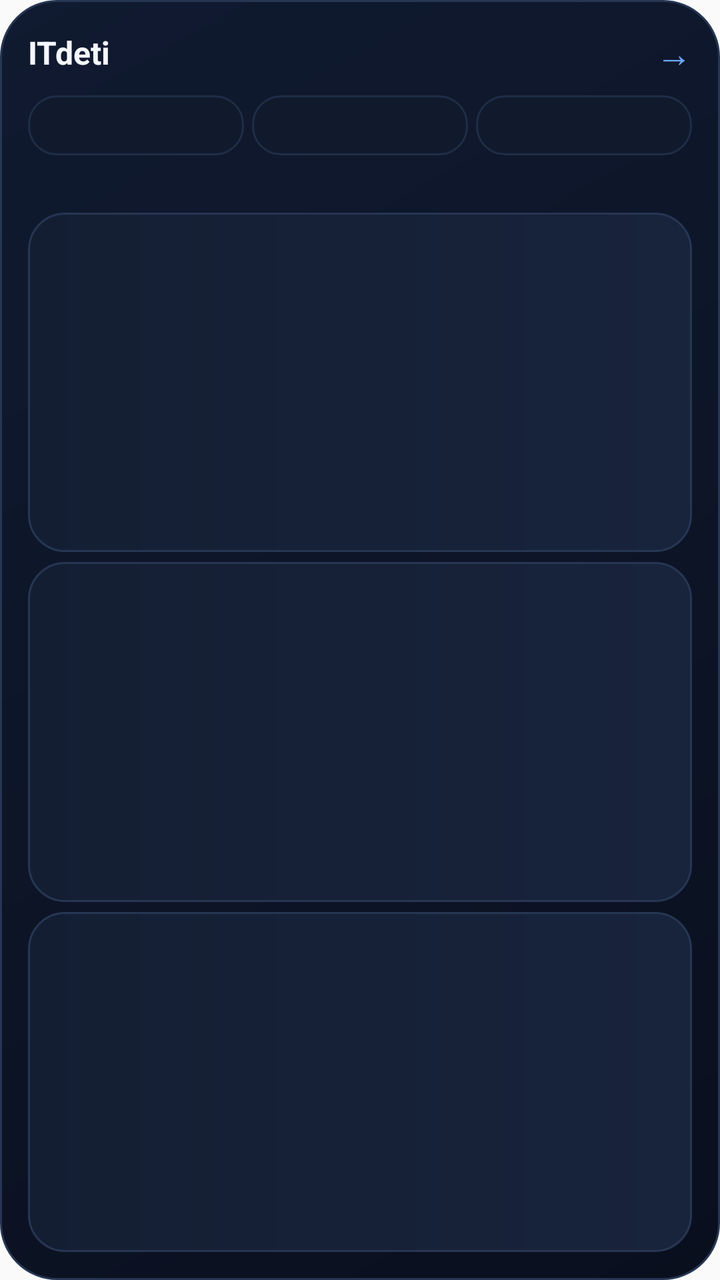
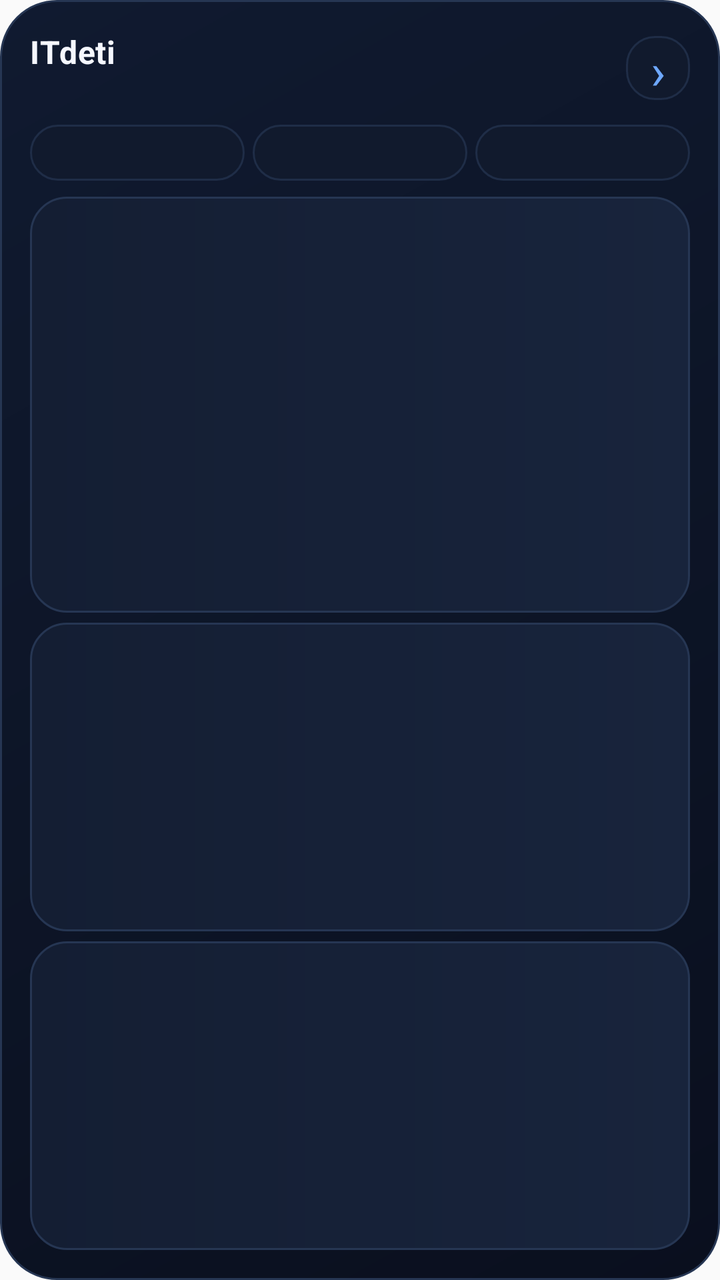

The first picture is an Android layout as it rendered before a commit; the second is the same layout after the commit. The layout source and the unified diff follow.
<!-- AndroidManifest.xml: application theme Theme.AppCompat.Light.NoActionBar -->
<!-- res/layout/widget_compact.xml -->
<?xml version="1.0" encoding="utf-8"?>
<LinearLayout xmlns:android="http://schemas.android.com/apk/res/android"
    android:layout_width="match_parent"
    android:layout_height="match_parent"
    android:orientation="vertical"
    android:padding="14dp"
    android:background="@drawable/widget_background">

    <LinearLayout
        android:layout_width="match_parent"
        android:layout_height="wrap_content"
        android:gravity="center_vertical">
        <TextView android:id="@+id/widget_title" android:layout_width="0dp" android:layout_height="wrap_content" android:layout_weight="1" android:text="ITdeti" android:textSize="16sp" android:textStyle="bold" android:textColor="@color/widget_text" android:maxLines="1" />
        <TextView android:id="@+id/widget_more" android:layout_width="wrap_content" android:layout_height="wrap_content" android:text="→" android:textSize="18sp" android:textColor="@color/widget_accent" />
    </LinearLayout>

    <LinearLayout android:layout_width="match_parent" android:layout_height="30dp" android:layout_marginTop="9dp" android:orientation="horizontal">
        <TextView android:id="@+id/widget_today" android:layout_width="0dp" android:layout_height="match_parent" android:layout_weight="1" android:gravity="center" android:textSize="10sp" android:textStyle="bold" android:background="@drawable/widget_tab" />
        <TextView android:id="@+id/widget_tomorrow" android:layout_width="0dp" android:layout_height="match_parent" android:layout_weight="1" android:gravity="center" android:textSize="10sp" android:background="@drawable/widget_tab" android:layout_marginStart="4dp" />
        <TextView android:id="@+id/widget_week" android:layout_width="0dp" android:layout_height="match_parent" android:layout_weight="1" android:gravity="center" android:textSize="10sp" android:background="@drawable/widget_tab" android:layout_marginStart="4dp" />
    </LinearLayout>

    <TextView android:id="@+id/widget_next" android:layout_width="match_parent" android:layout_height="wrap_content" android:layout_marginTop="9dp" android:textSize="11sp" android:textColor="@color/widget_muted" android:maxLines="1" />
    <TextView android:id="@+id/widget_summary" android:layout_width="1dp" android:layout_height="1dp" android:visibility="gone" />
    <TextView android:id="@+id/widget_event_1" android:layout_width="match_parent" android:layout_height="0dp" android:layout_weight="1" android:layout_marginTop="5dp" android:padding="9dp" android:background="@drawable/widget_card" android:textSize="12sp" android:textColor="@color/widget_text" android:gravity="center_vertical" android:maxLines="2" />
    <TextView android:id="@+id/widget_event_2" android:layout_width="match_parent" android:layout_height="0dp" android:layout_weight="1" android:layout_marginTop="5dp" android:padding="9dp" android:background="@drawable/widget_card" android:textSize="12sp" android:textColor="@color/widget_text" android:gravity="center_vertical" android:maxLines="2" />
    <TextView android:id="@+id/widget_event_3" android:layout_width="match_parent" android:layout_height="0dp" android:layout_weight="1" android:layout_marginTop="5dp" android:padding="9dp" android:background="@drawable/widget_card" android:textSize="12sp" android:textColor="@color/widget_text" android:gravity="center_vertical" android:maxLines="2" />
    <TextView android:id="@+id/widget_event_4" android:layout_width="match_parent" android:layout_height="0dp" android:layout_weight="1" android:visibility="gone" />
    <TextView android:id="@+id/widget_event_5" android:layout_width="match_parent" android:layout_height="0dp" android:layout_weight="1" android:visibility="gone" />
    <TextView android:id="@+id/widget_event_6" android:layout_width="match_parent" android:layout_height="0dp" android:layout_weight="1" android:visibility="gone" />
</LinearLayout>
<!-- resources referenced by this layout -->
<resources>
  <color name="widget_accent">#6EA8FF</color>
  <color name="widget_muted">#73819B</color>
  <color name="widget_text">#F5F7FF</color>
  <!-- drawable widget_background (drawable) -->
  <?xml version="1.0" encoding="utf-8"?>
  <shape xmlns:android="http://schemas.android.com/apk/res/android">
      <gradient
          android:angle="135"
          android:startColor="#0A0F1E"
          android:centerColor="#0D1527"
          android:endColor="#101A30" />
      <corners android:radius="28dp" />
      <stroke android:width="1dp" android:color="#263653" />
      <padding android:left="1dp" android:top="1dp" android:right="1dp" android:bottom="1dp" />
  </shape>
  <!-- drawable widget_card (drawable) -->
  <?xml version="1.0" encoding="utf-8"?>
  <shape xmlns:android="http://schemas.android.com/apk/res/android">
      <gradient
          android:angle="0"
          android:startColor="#141E33"
          android:endColor="#18243C" />
      <corners android:radius="18dp" />
      <stroke android:width="1dp" android:color="#263653" />
  </shape>
  <!-- drawable widget_tab (drawable) -->
  <?xml version="1.0" encoding="utf-8"?>
  <shape xmlns:android="http://schemas.android.com/apk/res/android">
      <solid android:color="#111A2D" />
      <corners android:radius="14dp" />
      <stroke android:width="1dp" android:color="#1F2D47" />
  </shape>
</resources>

<!-- the commit's change to res/layout/widget_compact.xml (unified diff, before → after) -->
@@ -3,28 +3,113 @@
     android:layout_width="match_parent"
     android:layout_height="match_parent"
     android:orientation="vertical"
-    android:padding="14dp"
+    android:padding="15dp"
     android:background="@drawable/widget_background">
 
     <LinearLayout
         android:layout_width="match_parent"
         android:layout_height="wrap_content"
         android:gravity="center_vertical">
-        <TextView android:id="@+id/widget_title" android:layout_width="0dp" android:layout_height="wrap_content" android:layout_weight="1" android:text="ITdeti" android:textSize="16sp" android:textStyle="bold" android:textColor="@color/widget_text" android:maxLines="1" />
-        <TextView android:id="@+id/widget_more" android:layout_width="wrap_content" android:layout_height="wrap_content" android:text="→" android:textSize="18sp" android:textColor="@color/widget_accent" />
+        <LinearLayout
+            android:layout_width="0dp"
+            android:layout_height="wrap_content"
+            android:layout_weight="1"
+            android:orientation="vertical">
+            <TextView
+                android:id="@+id/widget_title"
+                android:layout_width="match_parent"
+                android:layout_height="wrap_content"
+                android:text="ITdeti"
+                android:textSize="16sp"
+                android:textStyle="bold"
+                android:letterSpacing="0.02"
+                android:textColor="@color/widget_text"
+                android:maxLines="1" />
+            <TextView
+                android:id="@+id/widget_next"
+                android:layout_width="match_parent"
+                android:layout_height="wrap_content"
+                android:layout_marginTop="3dp"
+                android:textSize="10sp"
+                android:textColor="@color/widget_muted"
+                android:maxLines="1" />
+        </LinearLayout>
+        <TextView
+            android:id="@+id/widget_more"
+            android:layout_width="32dp"
+            android:layout_height="32dp"
+            android:gravity="center"
+            android:text="›"
+            android:textSize="25sp"
+            android:textColor="@color/widget_accent"
+            android:background="@drawable/widget_tab" />
     </LinearLayout>
 
-    <LinearLayout android:layout_width="match_parent" android:layout_height="30dp" android:layout_marginTop="9dp" android:orientation="horizontal">
-        <TextView android:id="@+id/widget_today" android:layout_width="0dp" android:layout_height="match_parent" android:layout_weight="1" android:gravity="center" android:textSize="10sp" android:textStyle="bold" android:background="@drawable/widget_tab" />
-        <TextView android:id="@+id/widget_tomorrow" android:layout_width="0dp" android:layout_height="match_parent" android:layout_weight="1" android:gravity="center" android:textSize="10sp" android:background="@drawable/widget_tab" android:layout_marginStart="4dp" />
-        <TextView android:id="@+id/widget_week" android:layout_width="0dp" android:layout_height="match_parent" android:layout_weight="1" android:gravity="center" android:textSize="10sp" android:background="@drawable/widget_tab" android:layout_marginStart="4dp" />
+    <LinearLayout
+        android:layout_width="match_parent"
+        android:layout_height="28dp"
+        android:layout_marginTop="9dp"
+        android:orientation="horizontal">
+        <TextView android:id="@+id/widget_today" android:layout_width="0dp" android:layout_height="match_parent" android:layout_weight="1" android:gravity="center" android:textSize="9sp" android:textStyle="bold" android:background="@drawable/widget_tab" />
+        <TextView android:id="@+id/widget_tomorrow" android:layout_width="0dp" android:layout_height="match_parent" android:layout_weight="1" android:gravity="center" android:textSize="9sp" android:background="@drawable/widget_tab" android:layout_marginStart="4dp" />
+        <TextView android:id="@+id/widget_week" android:layout_width="0dp" android:layout_height="match_parent" android:layout_weight="1" android:gravity="center" android:textSize="9sp" android:background="@drawable/widget_tab" android:layout_marginStart="4dp" />
     </LinearLayout>
 
-    <TextView android:id="@+id/widget_next" android:layout_width="match_parent" android:layout_height="wrap_content" android:layout_marginTop="9dp" android:textSize="11sp" android:textColor="@color/widget_muted" android:maxLines="1" />
-    <TextView android:id="@+id/widget_summary" android:layout_width="1dp" android:layout_height="1dp" android:visibility="gone" />
-    <TextView android:id="@+id/widget_event_1" android:layout_width="match_parent" android:layout_height="0dp" android:layout_weight="1" android:layout_marginTop="5dp" android:padding="9dp" android:background="@drawable/widget_card" android:textSize="12sp" android:textColor="@color/widget_text" android:gravity="center_vertical" android:maxLines="2" />
-    <TextView android:id="@+id/widget_event_2" android:layout_width="match_parent" android:layout_height="0dp" android:layout_weight="1" android:layout_marginTop="5dp" android:padding="9dp" android:background="@drawable/widget_card" android:textSize="12sp" android:textColor="@color/widget_text" android:gravity="center_vertical" android:maxLines="2" />
-    <TextView android:id="@+id/widget_event_3" android:layout_width="match_parent" android:layout_height="0dp" android:layout_weight="1" android:layout_marginTop="5dp" android:padding="9dp" android:background="@drawable/widget_card" android:textSize="12sp" android:textColor="@color/widget_text" android:gravity="center_vertical" android:maxLines="2" />
+    <TextView
+        android:id="@+id/widget_summary"
+        android:layout_width="1dp"
+        android:layout_height="1dp"
+        android:visibility="gone" />
+
+    <TextView
+        android:id="@+id/widget_event_1"
+        android:layout_width="match_parent"
+        android:layout_height="0dp"
+        android:layout_weight="1.35"
+        android:layout_marginTop="8dp"
+        android:paddingStart="13dp"
+        android:paddingEnd="10dp"
+        android:paddingTop="9dp"
+        android:paddingBottom="9dp"
+        android:background="@drawable/widget_card"
+        android:textSize="12sp"
+        android:textStyle="bold"
+        android:textColor="@color/widget_text"
+        android:gravity="center_vertical"
+        android:maxLines="2" />
+
+    <TextView
+        android:id="@+id/widget_event_2"
+        android:layout_width="match_parent"
+        android:layout_height="0dp"
+        android:layout_weight="1"
+        android:layout_marginTop="5dp"
+        android:paddingStart="13dp"
+        android:paddingEnd="10dp"
+        android:paddingTop="8dp"
+        android:paddingBottom="8dp"
+        android:background="@drawable/widget_card"
+        android:textSize="11sp"
+        android:textColor="@color/widget_text_secondary"
+        android:gravity="center_vertical"
+        android:maxLines="2" />
+
+    <TextView
+        android:id="@+id/widget_event_3"
+        android:layout_width="match_parent"
+        android:layout_height="0dp"
+        android:layout_weight="1"
+        android:layout_marginTop="5dp"
+        android:paddingStart="13dp"
+        android:paddingEnd="10dp"
+        android:paddingTop="8dp"
+        android:paddingBottom="8dp"
+        android:background="@drawable/widget_card"
+        android:textSize="11sp"
+        android:textColor="@color/widget_text_secondary"
+        android:gravity="center_vertical"
+        android:maxLines="2" />
+
     <TextView android:id="@+id/widget_event_4" android:layout_width="match_parent" android:layout_height="0dp" android:layout_weight="1" android:visibility="gone" />
     <TextView android:id="@+id/widget_event_5" android:layout_width="match_parent" android:layout_height="0dp" android:layout_weight="1" android:visibility="gone" />
     <TextView android:id="@+id/widget_event_6" android:layout_width="match_parent" android:layout_height="0dp" android:layout_weight="1" android:visibility="gone" />
<!-- resource entries referenced after the edit -->
@@ -3,6 +3,7 @@
   <color name="widget_accent">#6EA8FF</color>
   <color name="widget_muted">#73819B</color>
   <color name="widget_text">#F5F7FF</color>
+  <color name="widget_text_secondary">#C1CBE0</color>
   <!-- drawable widget_background (drawable) -->
   <?xml version="1.0" encoding="utf-8"?>
   <shape xmlns:android="http://schemas.android.com/apk/res/android">
